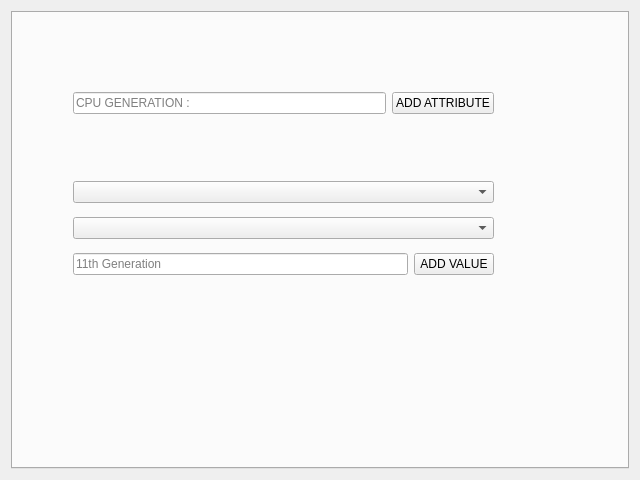
Before: the Qt Designer form widgets/home.ui in abdulroufsidhu/bms, drawn with Qt 5.
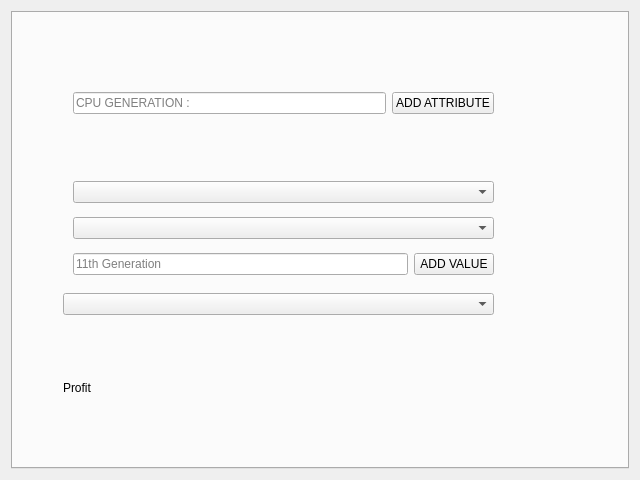
After: the same form once the commit is applied.

```diff
--- a/widgets/home.ui
+++ b/widgets/home.ui
@@ -91,6 +91,39 @@
         </item>
        </layout>
       </widget>
+      <widget class="QWidget" name="verticalLayoutWidget_2">
+       <property name="geometry">
+        <rect>
+         <x>50</x>
+         <y>280</y>
+         <width>431</width>
+         <height>161</height>
+        </rect>
+       </property>
+       <layout class="QVBoxLayout" name="verticalLayout_2">
+        <item>
+         <widget class="QComboBox" name="cb_branch_list"/>
+        </item>
+        <item>
+         <layout class="QHBoxLayout" name="horizontalLayout_3">
+          <item>
+           <widget class="QLabel" name="label">
+            <property name="text">
+             <string>Profit</string>
+            </property>
+           </widget>
+          </item>
+          <item>
+           <widget class="QLabel" name="label_profit">
+            <property name="text">
+             <string/>
+            </property>
+           </widget>
+          </item>
+         </layout>
+        </item>
+       </layout>
+      </widget>
      </widget>
     </widget>
    </item>
```
